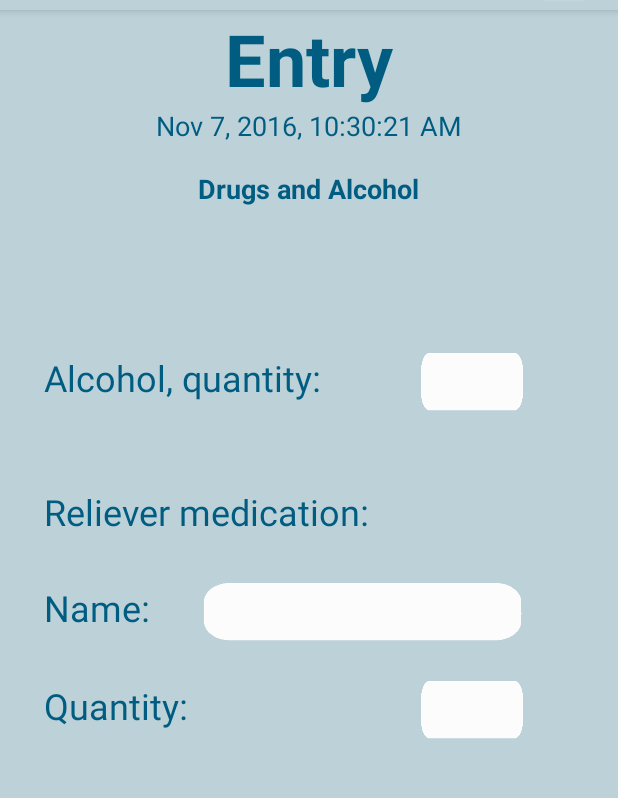
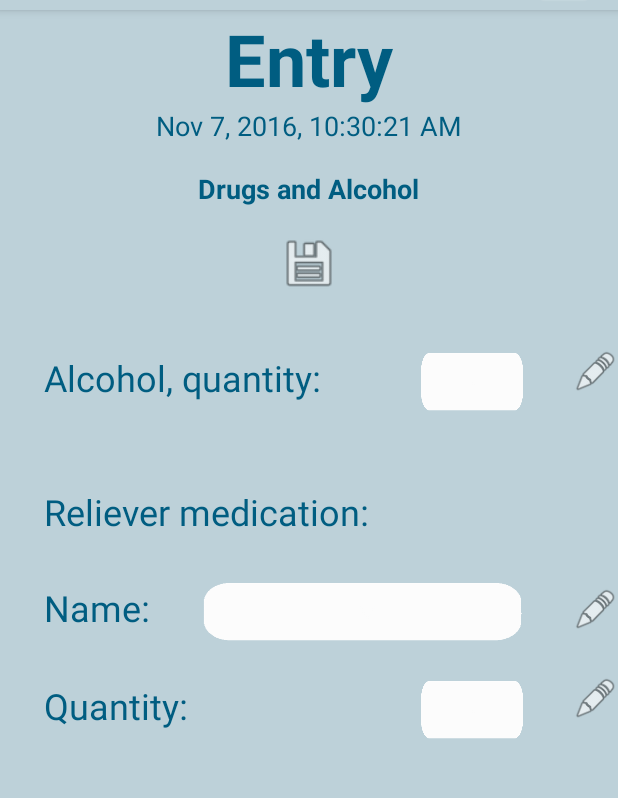
Before and after one commit to lolitosss2/ExamensarbeteApplication, an Android app: the DrugsandAlcoholActivity screen opened directly, with no data from a screen before it, on a phone screen of 412 x 824 dp, the part 74-872 px from its top. Run offline under Robolectric (Android 15) with nearby library versions, the light colour scheme and no system bars; our stand-ins replace Firebase (no records; nobody signed in at launch, a user with empty details on screens opened directly).

Commit message:
new version

```diff
--- a/app/build.gradle
+++ b/app/build.gradle
@@ -41,10 +41,7 @@ dependencies {
     compile 'com.github.PhilJay:MPAndroidChart:v2.2.4'
 
     compile 'com.github.npanigrahy:Custom-Calendar-View:v1.1'
-
-
     compile 'com.github.sundeepk:compact-calendar-view:1.9.4'
-
 
 }
 
--- a/app/src/main/res/layout/activity_drugsandalcohol.xml
+++ b/app/src/main/res/layout/activity_drugsandalcohol.xml
@@ -149,5 +149,83 @@
         android:textColorLink="@color/text"
         android:paddingLeft="20dp"/>
 
+    <TextView
+        android:layout_width="wrap_content"
+        android:layout_height="wrap_content"
+        android:layout_alignBottom="@+id/textViewAlcoholQuantity"
+        android:layout_alignLeft="@+id/editTextAlcoholField"
+        android:layout_alignStart="@+id/editTextAlcoholField"
+        android:id="@+id/textViewaqField"
+        android:textSize="18sp"
+        android:textStyle="normal|bold"
+        android:fontFamily="sans-serif"
+        android:textColor="@color/text"/>
+
+    <TextView
+        android:layout_width="wrap_content"
+        android:layout_height="wrap_content"
+        android:layout_alignBottom="@+id/textViewMedicationNameField"
+        android:layout_alignRight="@+id/textViewEntryField"
+        android:layout_alignEnd="@+id/textViewEntryField"
+        android:id="@+id/textViewmnField"
+        android:textSize="18sp"
+        android:textStyle="normal|bold"
+        android:fontFamily="sans-serif"
+        android:textColor="@color/text"/>
+
+    <TextView
+        android:layout_width="wrap_content"
+        android:layout_height="wrap_content"
+        android:layout_alignBottom="@+id/textViewQuantityField"
+        android:layout_alignRight="@+id/editTextQuantityField"
+        android:layout_alignEnd="@+id/editTextQuantityField"
+        android:id="@+id/textViewmqField"
+        android:textSize="18sp"
+        android:textStyle="normal|bold"
+        android:fontFamily="sans-serif"
+        android:textColor="@color/text"/>
+
+    <Button
+        android:layout_width="30dp"
+        android:layout_height="30dp"
+        android:id="@+id/buttonEditField"
+        android:background="@android:drawable/ic_menu_edit"
+        android:onClick="editData"
+        android:layout_alignBaseline="@+id/editTextAlcoholField"
+        android:layout_alignBottom="@+id/editTextAlcoholField"
+        android:layout_alignParentRight="true"
+        android:layout_alignParentEnd="true" />
+
+    <Button
+        android:layout_width="30dp"
+        android:layout_height="30dp"
+        android:id="@+id/buttonEdit2Field"
+        android:background="@android:drawable/ic_menu_edit"
+        android:onClick="edit2Data"
+        android:layout_alignBaseline="@+id/textViewQuantityField"
+        android:layout_alignBottom="@+id/textViewQuantityField"
+        android:layout_alignParentRight="true"
+        android:layout_alignParentEnd="true" />
+
+    <Button
+        android:layout_width="30dp"
+        android:layout_height="30dp"
+        android:id="@+id/buttonDisplayField"
+        android:onClick="displayData"
+        android:background="@android:drawable/ic_menu_edit"
+        android:layout_alignBottom="@+id/textViewmnField"
+        android:layout_alignParentRight="true"
+        android:layout_alignParentEnd="true" />
+
+    <Button
+        android:layout_width="40dp"
+        android:layout_height="40dp"
+        android:layout_below="@+id/textViewDrugsandAlcohol"
+        android:layout_centerHorizontal="true"
+        android:layout_marginTop="17dp"
+        android:id="@+id/button3"
+        android:background="@android:drawable/ic_menu_save"
+        android:onClick="saveInfo" />
+
 
 </RelativeLayout>
--- a/app/src/main/res/layout/activity_pro.xml
+++ b/app/src/main/res/layout/activity_pro.xml
@@ -59,7 +59,8 @@
                     android:textColorHint="@color/text"
                     android:textColorLink="@color/text"
                     android:layout_marginRight="30dp"
-                    android:layout_marginEnd="30dp"/>
+                    android:layout_marginEnd="30dp"
+                    android:paddingLeft="20dp" />
 
             </LinearLayout>
 
@@ -97,7 +98,8 @@
                     android:textColorHint="@color/text"
                     android:textColorLink="@color/text"
                     android:layout_marginRight="30dp"
-                    android:layout_marginEnd="30dp"/>
+                    android:layout_marginEnd="30dp"
+                    android:paddingLeft="20dp" />
 
             </LinearLayout>
             <Space
--- a/app/src/main/res/menu/healthapp_menu.xml
+++ b/app/src/main/res/menu/healthapp_menu.xml
@@ -10,9 +10,9 @@
         app:showAsAction="ifRoom" />
 
     <item android:id="@+id/action_next"
-        android:icon="@drawable/nextbutton"
-        android:title="whatevert"
-        app:showAsAction="ifRoom" />
+    android:icon="@drawable/nextbutton"
+    android:title="whatevert"
+    app:showAsAction="ifRoom" />
 
 
 
```
Also changed, not shown: app/src/main/java/db/hfad/com/healthapplication/DrugsandAlcoholActivity.java (+59 -1 lines), app/src/main/java/db/hfad/com/healthapplication/Statistics.java (+31 -11 lines), app/src/main/java/db/hfad/com/healthapplication/UserProfile.java (+17 -0 lines).
